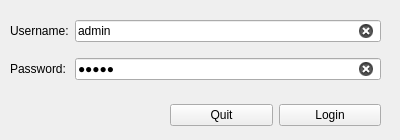
First picture: the form in ClientIRC/logindialog.ui, repository wiekonek/IRC, before the edit.
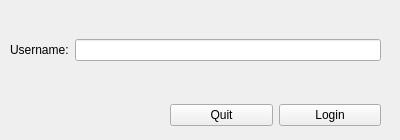
Second picture: the form after the edit.

Patch:
```diff
--- a/ClientIRC/logindialog.ui
+++ b/ClientIRC/logindialog.ui
@@ -33,17 +33,10 @@
       </property>
      </widget>
     </item>
-    <item row="1" column="0">
-     <widget class="QLabel" name="label_2">
-      <property name="text">
-       <string>Password:</string>
-      </property>
-     </widget>
-    </item>
     <item row="0" column="1">
      <widget class="QLineEdit" name="lineEdit_username">
       <property name="text">
-       <string>admin</string>
+       <string/>
       </property>
       <property name="maxLength">
        <number>30</number>
@@ -53,22 +46,6 @@
       </property>
      </widget>
     </item>
-    <item row="1" column="1">
-     <widget class="QLineEdit" name="lineEdit_password">
-      <property name="text">
-       <string>admin</string>
-      </property>
-      <property name="maxLength">
-       <number>30</number>
-      </property>
-      <property name="echoMode">
-       <enum>QLineEdit::Password</enum>
-      </property>
-      <property name="clearButtonEnabled">
-       <bool>true</bool>
-      </property>
-     </widget>
-    </item>
    </layout>
   </widget>
   <widget class="QWidget" name="horizontalLayoutWidget">
```
Left out of the diff: 22 changed lines with no effect on the pictures.
